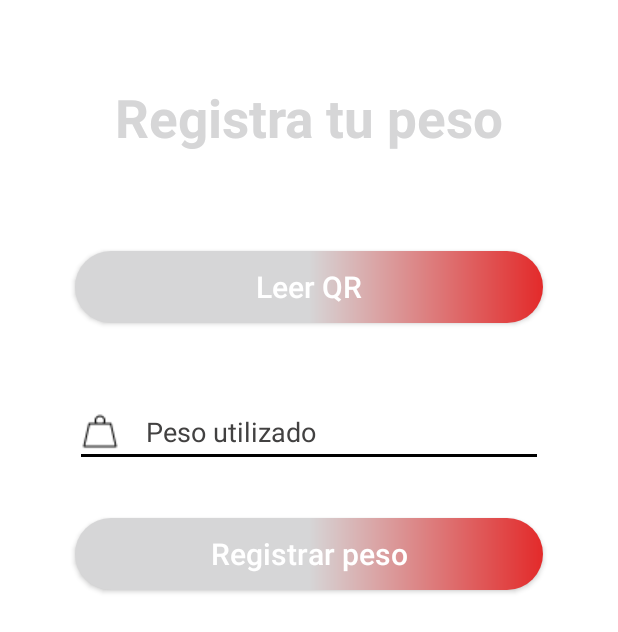
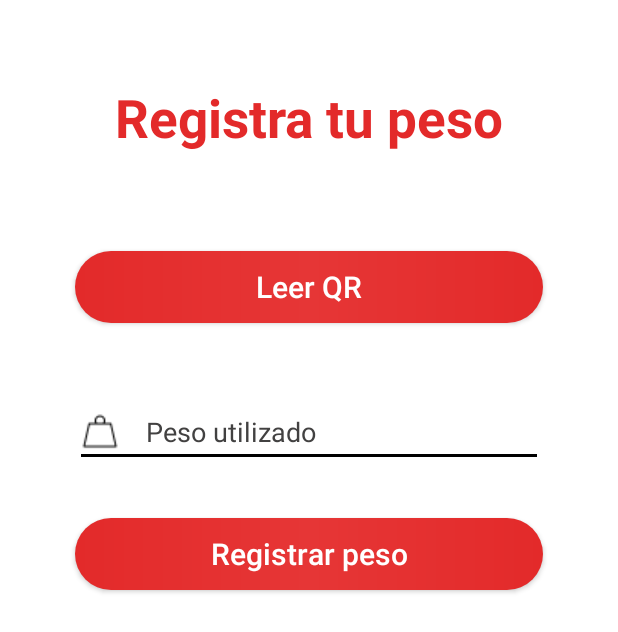
Before and after one commit to KevinMahecha12/ProyectoGraficas3erParcial, an Android app: the layout activity_camara.xml on its own in the app's theme, with its tools: preview values and no code run, on a phone screen of 412 x 824 dp. Shown: the top 632 px of the screen. Run offline under Robolectric (Android 15) with nearby library versions, the phone set to English and light mode, and no system bars.

Commit message:
Añadiendo colores de Kevin - Rogelio

```diff
--- a/app/src/main/res/values/colors.xml
+++ b/app/src/main/res/values/colors.xml
@@ -7,4 +7,7 @@
     <color name="teal_700">#FF018786</color>
     <color name="black">#FF000000</color>
     <color name="white">#FFFFFFFF</color>
+    <color name="c1">#E32A2A</color>
+    <color name="c2">#E63636</color>
+    <color name="c3">#ED4242</color>
 </resources>
```
